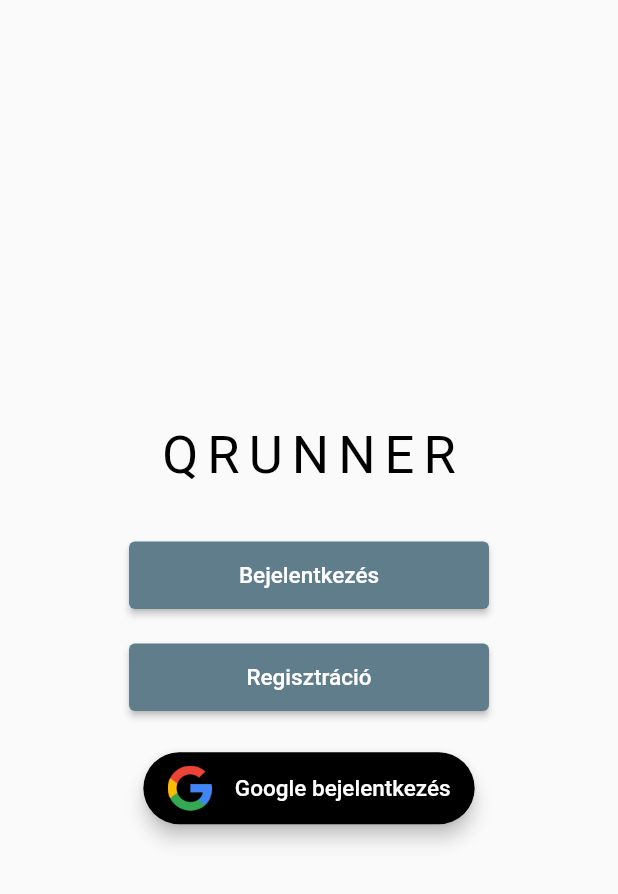
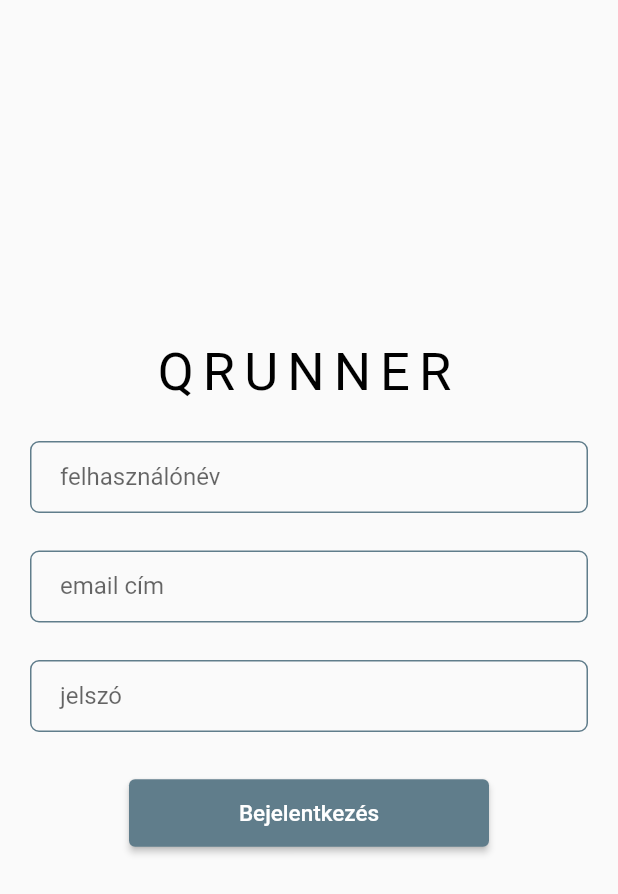
Before and after one commit to csabarato/qrunner, a Flutter app: the screen it shows after launch, after a tap on "Regisztráció", on a phone screen of 412 x 824 dp. Shown: the top 894 px of the screen. Run offline on Flutter 3.47's test engine with Material 2 defaults, Android fonts, the phone set to English and light mode, and no system bars; our stand-ins replace email_validator, firebase_core, google_fonts; missing offline and left inert: mobile_scanner; accounts and stored records are empty; generated files the repository leaves out were written again.

Commit message:
Create Registration screen, add text input fields for login, registration. Add validators

```diff
--- a/lib/components/buttons/google_sign_in_button.dart
+++ b/lib/components/buttons/google_sign_in_button.dart
@@ -1,6 +1,6 @@
 import 'package:flutter/material.dart';
 import 'package:google_fonts/google_fonts.dart';
-import 'package:qrunner/components/constants/strings.dart';
+import 'package:qrunner/constants/strings.dart';
 
 class GoogleSignInButton extends StatelessWidget {
   const GoogleSignInButton({Key? key, required this.onPressed})
@@ -30,7 +30,8 @@ class GoogleSignInButton extends StatelessWidget {
               Text(
                 kGoogleSignIn,
                 //style: TextStyle(color: Colors.black, fontSize: 16.0),
-                style: GoogleFonts.lexendDeca(color: Colors.white, fontSize: 15.0),
+                style:
+                    GoogleFonts.lexendDeca(color: Colors.white, fontSize: 15.0),
               ),
             ],
           ),
--- a/lib/components/buttons/rounded_button.dart
+++ b/lib/components/buttons/rounded_button.dart
@@ -27,7 +27,10 @@ class RoundedButton extends StatelessWidget {
       child: ElevatedButton(
         onPressed: onTap,
         style: style,
-        child: Text(text, style: GoogleFonts.lexendDeca(fontSize: 15.0),),
+        child: Text(
+          text,
+          style: GoogleFonts.lexendDeca(fontSize: 15.0),
+        ),
       ),
     );
   }
--- a/lib/components/cards/read_code_card.dart
+++ b/lib/components/cards/read_code_card.dart
@@ -1,5 +1,5 @@
 import 'package:flutter/material.dart';
-import 'package:qrunner/components/constants/strings.dart';
+import 'package:qrunner/constants/strings.dart';
 
 class ReadCodeCard extends StatelessWidget {
   const ReadCodeCard(
--- /dev/null
+++ b/lib/components/screens/auth/registration_screen.dart
@@ -0,0 +1,97 @@
+import 'package:flutter/material.dart';
+
+import '../../../constants/strings.dart';
+import '../../../constants/styles.dart';
+import '../../../utils/validators.dart';
+import '../../buttons/rounded_button.dart';
+import '../../text_logo.dart';
+
+class RegistrationScreen extends StatefulWidget {
+  const RegistrationScreen({Key? key}) : super(key: key);
+
+  static const String id = 'registration_screen';
+
+  @override
+  State<RegistrationScreen> createState() => _RegistrationScreenState();
+}
+
+class _RegistrationScreenState extends State<RegistrationScreen> {
+  final _formKey = GlobalKey<FormState>();
+
+  late String username;
+  late String email;
+  late String password;
+
+  @override
+  Widget build(BuildContext context) {
+    return Scaffold(
+      body: Padding(
+        padding: const EdgeInsets.all(20.0),
+        child: Center(
+          child: SingleChildScrollView(
+            child: Column(
+              mainAxisAlignment: MainAxisAlignment.center,
+              crossAxisAlignment: CrossAxisAlignment.stretch,
+              children: [
+                const TextLogo(),
+                const SizedBox(height: 25.0),
+                Form(
+                  key: _formKey,
+                  child: Column(
+                    children: [
+                      TextFormField(
+                        keyboardType: TextInputType.emailAddress,
+                        decoration:
+                            kTextFieldDecoration.copyWith(labelText: kUsername),
+                        textAlign: TextAlign.center,
+                        onChanged: (value) {
+                          username = value;
+                        },
+                        validator: (value) => validateTextField(value),
+                      ),
+                      const SizedBox(
+                        height: 25.0,
+                      ),
+                      TextFormField(
+                        keyboardType: TextInputType.emailAddress,
+                        decoration: kTextFieldDecoration.copyWith(
+                            labelText: kEmailAddress),
+                        textAlign: TextAlign.center,
+                        onChanged: (value) {
+                          email = value;
+                        },
+                        validator: (value) => validateEmail(value),
+                      ),
+                      const SizedBox(
+                        height: 25.0,
+                      ),
+                      TextFormField(
+                        decoration:
+                            kTextFieldDecoration.copyWith(labelText: kPassword),
+                        textAlign: TextAlign.center,
+                        obscureText: true,
+                        onChanged: (value) {
+                          password = value;
+                        },
+                        validator: (value) => validatePassword(value),
+                      ),
+                      Padding(
+                        padding: const EdgeInsets.symmetric(vertical: 20.0),
+                        child: RoundedButton(
+                          text: kLogin,
+                          onTap: () async {
+                            if (_formKey.currentState!.validate()) {}
+                          },
+                        ),
+                      )
+                    ],
+                  ),
+                )
+              ],
+            ),
+          ),
+        ),
+      ),
+    );
+  }
+}
--- a/lib/components/screens/home_screen.dart
+++ b/lib/components/screens/home_screen.dart
@@ -1,10 +1,11 @@
 import 'package:flutter/material.dart';
 import 'package:qrunner/components/text_logo.dart';
 
+import '../../constants/strings.dart';
 import '../buttons/google_sign_in_button.dart';
 import '../buttons/rounded_button.dart';
-import '../constants/strings.dart';
 import 'auth/login_screen.dart';
+import 'auth/registration_screen.dart';
 
 class HomeScreen extends StatefulWidget {
   const HomeScreen({Key? key}) : super(key: key);
@@ -36,7 +37,7 @@ class _HomeScreenState extends State<HomeScreen> {
               RoundedButton(
                 text: kRegistration,
                 onTap: () {
-                  //Navigator.pushNamed(context, RegistrationScreen.id);
+                  Navigator.pushNamed(context, RegistrationScreen.id);
                 },
               ),
               GoogleSignInButton(onPressed: () {
@@ -47,6 +48,5 @@ class _HomeScreenState extends State<HomeScreen> {
         ),
       ),
     );
-
   }
 }
--- a/lib/components/screens/read_code_screen.dart
+++ b/lib/components/screens/read_code_screen.dart
@@ -1,7 +1,7 @@
 import 'package:flutter/material.dart';
 import 'package:mobile_scanner/mobile_scanner.dart';
 
-import '../constants/strings.dart';
+import '../../constants/strings.dart';
 
 class ReadCodeScreen extends StatefulWidget {
   const ReadCodeScreen(
--- a/lib/components/text_logo.dart
+++ b/lib/components/text_logo.dart
@@ -6,11 +6,9 @@ class TextLogo extends StatelessWidget {
 
   @override
   Widget build(BuildContext context) {
-    return
-    Text('QRUNNER', style: GoogleFonts.lexendDeca(
-      color: Colors.black,
-      fontSize: 35.0,
-      letterSpacing: 6.0
-    ));
+    return Text('QRUNNER',
+        textAlign: TextAlign.center,
+        style: GoogleFonts.lexendDeca(
+            color: Colors.black, fontSize: 35.0, letterSpacing: 6.0));
   }
 }
--- a/lib/components/constants/strings.dart
+++ b/lib/constants/strings.dart
@@ -1,4 +1,3 @@
-
 const String kLogin = 'Bejelentkezés';
 const String kRegistration = 'Regisztráció';
 const String kGoogleSignIn = 'Google bejelentkezés';
@@ -7,3 +6,7 @@ const String kDone = 'Kész';
 const String kRead = 'Beolvas';
 const String kPoint = 'pont';
 const String kReadPoint = 'pont beolvasása';
+
+const String kUsername = 'felhasználónév';
+const String kEmailAddress = 'email cím';
+const String kPassword = 'jelszó';
--- /dev/null
+++ b/lib/constants/styles.dart
@@ -0,0 +1,17 @@
+import 'package:flutter/material.dart';
+
+const kTextFieldDecoration = InputDecoration(
+  labelText: 'label text',
+  contentPadding: EdgeInsets.symmetric(vertical: 10.0, horizontal: 20.0),
+  border: OutlineInputBorder(
+    borderRadius: BorderRadius.all(Radius.circular(6.0)),
+  ),
+  enabledBorder: OutlineInputBorder(
+    borderSide: BorderSide(color: Colors.blueGrey, width: 1.0),
+    borderRadius: BorderRadius.all(Radius.circular(6.0)),
+  ),
+  focusedBorder: OutlineInputBorder(
+    borderSide: BorderSide(color: Colors.blueAccent, width: 2.0),
+    borderRadius: BorderRadius.all(Radius.circular(6.0)),
+  ),
+);
--- a/lib/main.dart
+++ b/lib/main.dart
@@ -1,6 +1,7 @@
 import 'package:firebase_core/firebase_core.dart';
 import 'package:flutter/material.dart';
 import 'package:qrunner/components/screens/auth/login_screen.dart';
+import 'package:qrunner/components/screens/auth/registration_screen.dart';
 import 'package:qrunner/components/screens/home_screen.dart';
 import 'package:qrunner/configuration/firebase/firebase_options.dart';
 
@@ -24,7 +25,7 @@ class MyApp extends StatelessWidget {
         home: const HomeScreen(),
         routes: {
           LoginScreen.id: (context) => const LoginScreen(),
-      }
-    );
+          RegistrationScreen.id: (context) => const RegistrationScreen(),
+        });
   }
 }
--- a/pubspec.yaml
+++ b/pubspec.yaml
@@ -38,6 +38,7 @@ dependencies:
   mobile_scanner: ^3.2.0
   firebase_core: ^2.9.0
   google_fonts: ^3.0.1
+  email_validator: ^2.0.0-nullsafety
 
 dev_dependencies:
   flutter_test:
```
Also changed, not shown: lib/components/screens/auth/login_screen.dart (+88 -1 lines), lib/utils/validators.dart (added, +22 -0 lines). Lines whose indentation alone changed are shown as unchanged.
